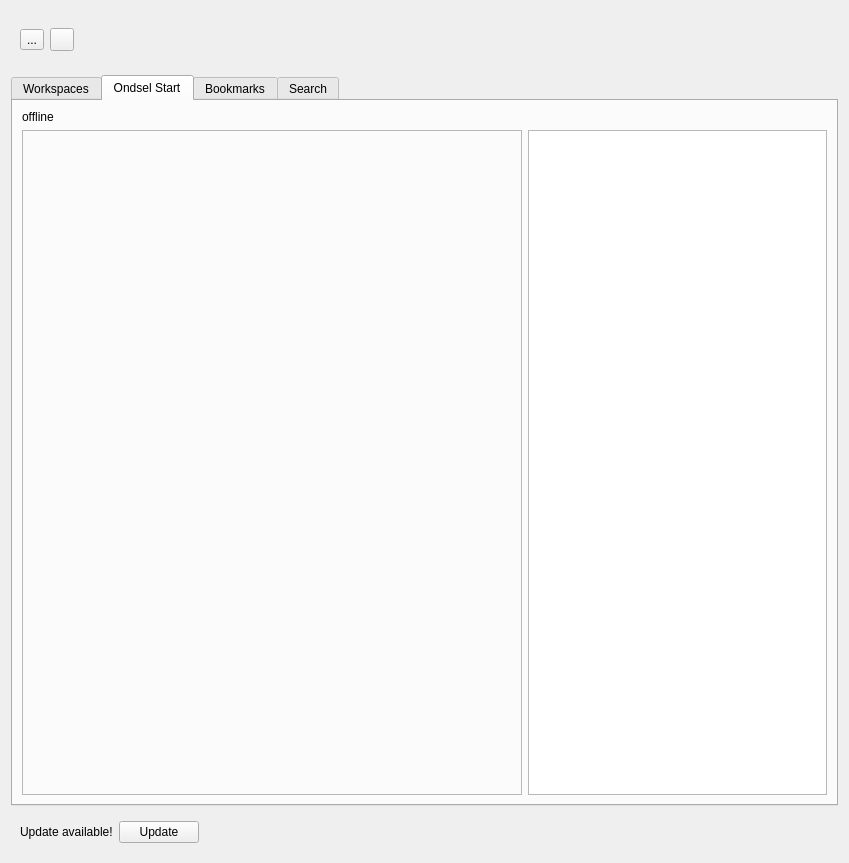
Above: WorkspaceView.ui from Ondsel-Development/Ondsel-Lens-Addon before the change. Below: the same form after it.
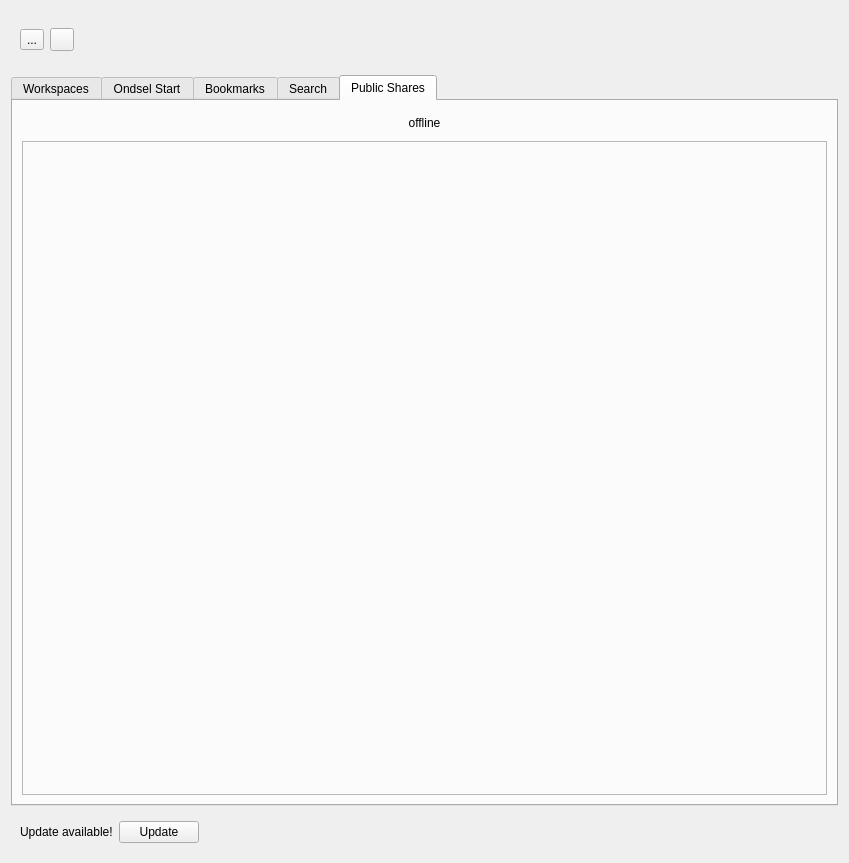
That is the form after the change. The open tabs and pages were chosen to show the change. Icons and pictures are not drawn.

Commit message:
LA176 - Public Shares Tab (#143)
* Added first draft of models and structure

* Data loads; display is next

* Visually works now; sorting next

* sorting works; also made models more robust

* Image loading via thread

* Added early icons to flush out curation display

* Black reformatting

* Correct .ui changes

I believe John's QtCreator desparetely wants certain changes that are
not good for the layout.  This commit reverts those changes.

---------

```diff
--- a/WorkspaceView.ui
+++ b/WorkspaceView.ui
@@ -557,6 +557,49 @@
        </item>
       </layout>
      </widget>
+     <widget class="QWidget" name="tabPublicShares">
+      <property name="sizePolicy">
+       <sizepolicy hsizetype="Expanding" vsizetype="Expanding">
+        <horstretch>0</horstretch>
+        <verstretch>0</verstretch>
+       </sizepolicy>
+      </property>
+      <property name="toolTip">
+       <string/>
+      </property>
+      <attribute name="title">
+       <string>Public Shares</string>
+      </attribute>
+      <layout class="QVBoxLayout" name="verticalLayout_7">
+       <item>
+        <widget class="QLabel" name="publicSharesStatusLabel">
+         <property name="maximumSize">
+          <size>
+           <width>16777215</width>
+           <height>25</height>
+          </size>
+         </property>
+         <property name="text">
+          <string>offline</string>
+         </property>
+         <property name="alignment">
+          <set>Qt::AlignCenter</set>
+         </property>
+        </widget>
+       </item>
+       <item>
+        <widget class="QFrame" name="publicSharesFrame">
+         <property name="frameShape">
+          <enum>QFrame::StyledPanel</enum>
+         </property>
+         <property name="frameShadow">
+          <enum>QFrame::Raised</enum>
+         </property>
+         <layout class="QVBoxLayout" name="publicSharesFrameLayout"/>
+        </widget>
+       </item>
+      </layout>
+     </widget>
     </widget>
    </item>
    <item>
```
Left out of the diff: 12 changed lines with no effect on the pictures. The commit also changes 13 other files.
